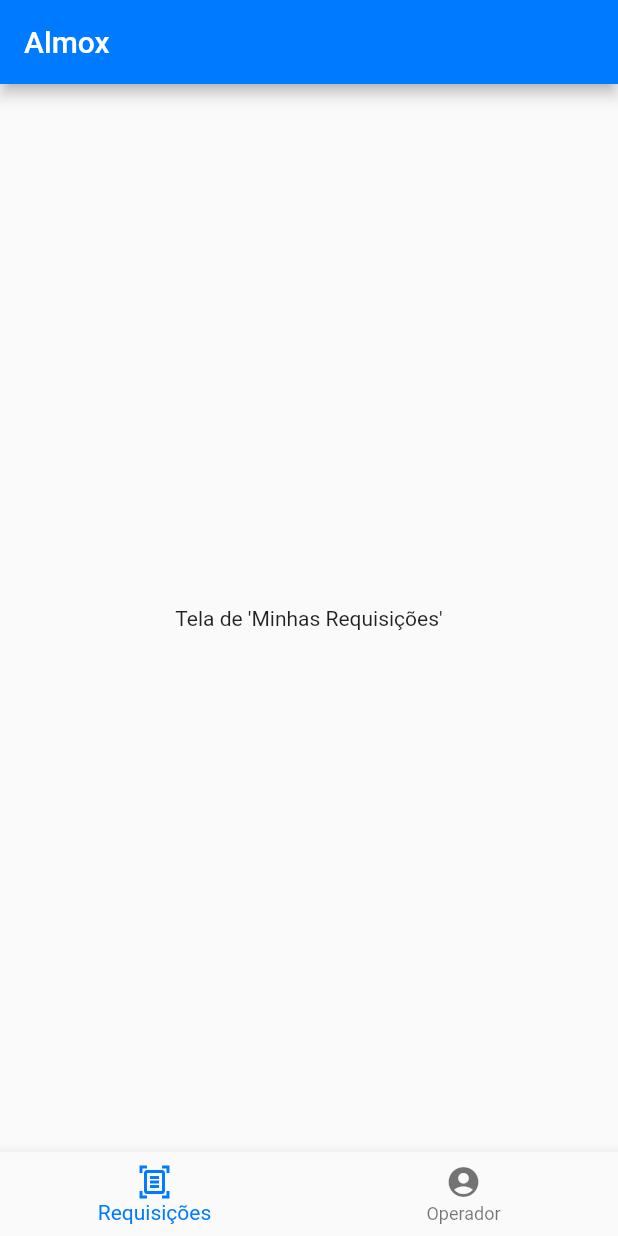
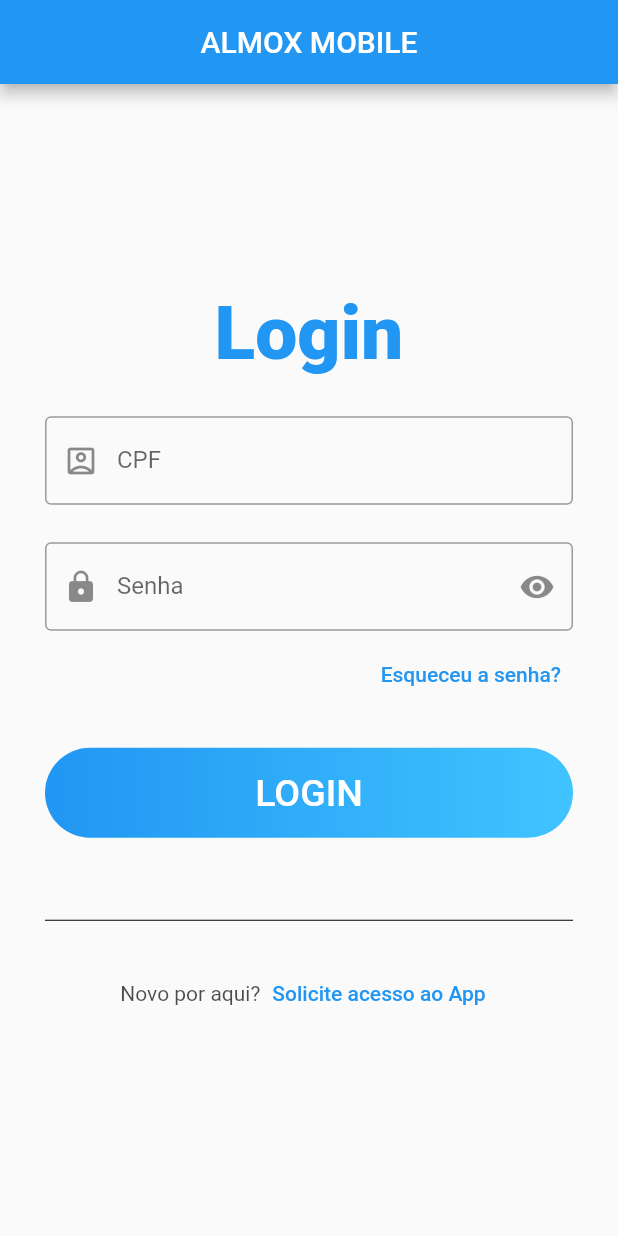
Before and after one commit to SENAI-ads-group/almox-mobile, a Flutter app: the screen it shows after launch, on a phone screen of 412 x 824 dp. Run offline on Flutter 3.47's test engine with Material 2 defaults, Android fonts, the light colour scheme and no system bars; our stand-ins replace awesome_dialog, brasil_fields, flutter_speed_dial, get.

Commit message:
tela login basica e rota para recuperacao de senha e novo usuario

```diff
--- a/lib/main.dart
+++ b/lib/main.dart
@@ -1,3 +1,4 @@
+import 'package:almox_mobile/src/pages/login/login_page.dart';
 import 'package:flutter/material.dart';
 import 'package:almox_mobile/src/pages/home/home_page.dart';
 import 'package:almox_mobile/src/routes/routes.dart';
@@ -13,7 +14,8 @@ class MyApp extends StatelessWidget {
   @override
   Widget build(BuildContext context) {
     return MaterialApp(
-      title: 'ALMOX',
+      debugShowCheckedModeBanner: false,
+      title: 'ALMOX MOBILE',
       theme: ThemeData(
         brightness: Brightness.light,
         primarySwatch: MaterialColor(
@@ -32,7 +34,7 @@ class MyApp extends StatelessWidget {
           },
         ),
       ),
-      home: HomePage(),
+      home: LoginPage(),
       routes: routes,
     );
   }
--- a/lib/src/pages/login/login_page.dart
+++ b/lib/src/pages/login/login_page.dart
@@ -1,12 +1,27 @@
 import 'package:flutter/material.dart';
+import 'package:almox_mobile/src/pages/login/login_screen.dart';
 
 class LoginPage extends StatelessWidget {
   const LoginPage({Key? key}) : super(key: key);
 
   @override
   Widget build(BuildContext context) {
-    return Center(
-      child: Text('Opa'),
+    return MaterialApp(
+      debugShowCheckedModeBanner: false,
+      title: "Flutter Login UI",
+      theme: ThemeData(
+        primarySwatch: Colors.blue,
+      ),
+      home: Scaffold(
+          appBar: AppBar(
+            centerTitle: true,
+            title: const Text(
+              "ALMOX MOBILE",
+            ),
+          ),
+
+          body: LoginScreen(),
+          ),
     );
   }
 }
--- /dev/null
+++ b/lib/src/pages/login/login_screen.dart
@@ -0,0 +1,165 @@
+import 'package:almox_mobile/src/pages/login/login_novoAcesso.dart';
+import 'package:brasil_fields/brasil_fields.dart';
+import 'package:flutter/material.dart';
+import 'package:flutter/services.dart';
+import 'package:get/get.dart';
+import 'package:almox_mobile/src/routes/routes.dart';
+import 'package:almox_mobile/src/pages/login/login_page.dart';
+import 'package:almox_mobile/src/pages/login/login_reset-password.dart';
+
+//import 'reset-password.page.dart';
+class LoginScreen extends StatefulWidget {
+  @override
+  State<LoginScreen> createState() => _LoginScreenState();
+}
+
+class _LoginScreenState extends State<LoginScreen> {
+  TextEditingController _cpf = TextEditingController();
+
+  String? _msgErroCpf;
+
+  @override
+  Widget build(BuildContext context) {
+    return Padding(
+      padding: const EdgeInsets.all(30),
+      child: Center(
+        child: SingleChildScrollView(
+          child: Column(
+            children: [
+              const Text(
+                "Login",
+                style: TextStyle(
+                  fontSize: 50,
+                  fontWeight: FontWeight.w900,
+                  color: Colors.blue,
+                ),
+              ),
+              const SizedBox(
+                height: 25,
+              ),
+              TextFormField(
+                controller: _cpf,
+                inputFormatters: [
+                  FilteringTextInputFormatter.digitsOnly,
+                  CpfInputFormatter(),
+                ],
+                keyboardType: TextInputType.number,
+                decoration: InputDecoration(
+                  labelText: "CPF",
+                  border: OutlineInputBorder(),
+                  prefixIcon: Icon(Icons.account_box_outlined),
+                  errorText: _msgErroCpf,
+                ),
+              ),
+              const SizedBox(
+                height: 25,
+              ),
+              TextFormField(
+                keyboardType: TextInputType.visiblePassword,
+                obscureText: true,
+                decoration: const InputDecoration(
+                  labelText: "Senha",
+                  border: OutlineInputBorder(),
+                  prefixIcon: Icon(Icons.lock),
+                  suffixIcon: Icon(Icons.remove_red_eye),
+                ),
+              ),
+              const SizedBox(
+                height: 5,
+              ),
+              Row(
+                mainAxisAlignment: MainAxisAlignment.end,
+                children: [
+                  TextButton(
+                      onPressed: () {
+                        Navigator.push(
+                          context,
+                          MaterialPageRoute(
+                            builder: (context) => ResetPassword(),
+                          ),
+                        );
+                      },
+                      child: const Text("Esqueceu a senha?"))
+                ],
+              ),
+              const SizedBox(
+                height: 25,
+              ),
+              Container(
+                height: 60,
+                width: double.infinity,
+                decoration: BoxDecoration(
+                  borderRadius: BorderRadius.circular(100),
+                  gradient: const LinearGradient(
+                      colors: [Colors.blue, Colors.lightBlueAccent]),
+                ),
+                child: MaterialButton(
+                  onPressed: () {
+                    String cpf = _cpf.text;
+                    if (GetUtils.isCpf(cpf)) {
+                      print('CPF válido');
+                    } else {
+                      setState(() {
+                        _msgErroCpf = 'Cpf Inválido';
+                      });
+
+                      print('CPF inválido');
+                      showAlertDialog1(BuildContext context) {
+                        // configura o button
+                        Widget okButton = FlatButton(
+                          child: Text("OK"),
+                          onPressed: () {},
+                        );
+                      }
+                    }
+                  },
+                  child: const Text(
+                    "LOGIN",
+                    style: TextStyle(
+                      fontSize: 25,
+                      color: Colors.white,
+                    ),
+                  ),
+                ),
+              ),
+              const SizedBox(
+                height: 30,
+              ),
+              const SizedBox(
+                height: 10,
+              ),
+              const Divider(
+                height: 30,
+                color: Colors.black,
+              ),
+              const SizedBox(
+                height: 10,
+              ),
+              Row(
+                mainAxisAlignment: MainAxisAlignment.center,
+                children: [
+                  Text(
+                    "Novo por aqui?",
+                    style: TextStyle(
+                      color: Colors.black.withOpacity(0.7),
+                    ),
+                  ),
+                  TextButton(
+                      onPressed: () {
+                        Navigator.push(
+                          context,
+                          MaterialPageRoute(
+                            builder: (context) => NovoAcesso(),
+                          ),
+                        );
+                      },
+                      child: const Text("Solicite acesso ao App"))
+                ],
+              ),
+            ],
+          ),
+        ),
+      ),
+    );
+  }
+}
```
Also changed, not shown: lib/src/pages/login/login_novoAcesso.dart (added, +17 -0 lines), lib/src/pages/login/login_reset-password.dart (added, +72 -0 lines), pubspec.yaml (+8 -3 lines), assets/images/almox.png (added), assets/images/resetPassword.jpg (added), pubspec.lock.
